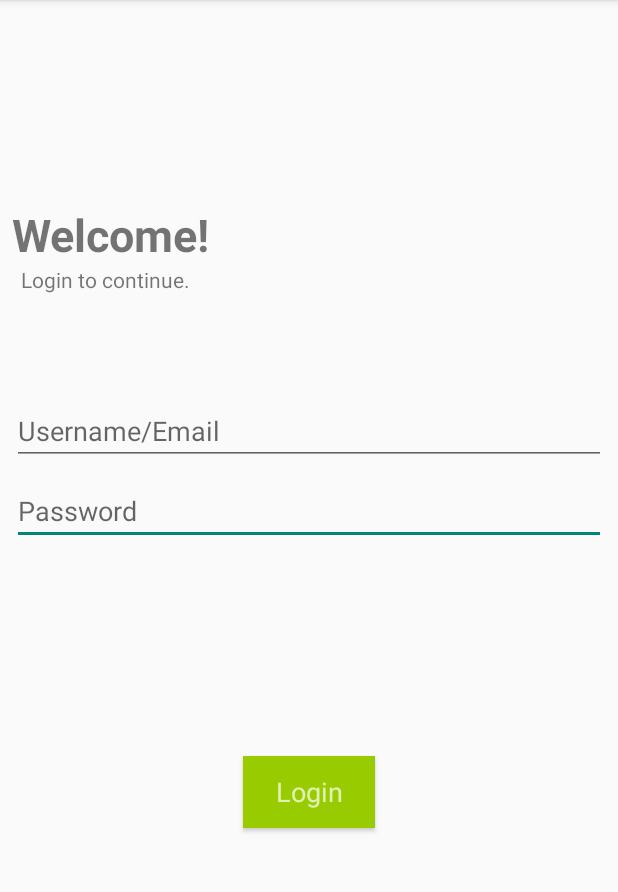
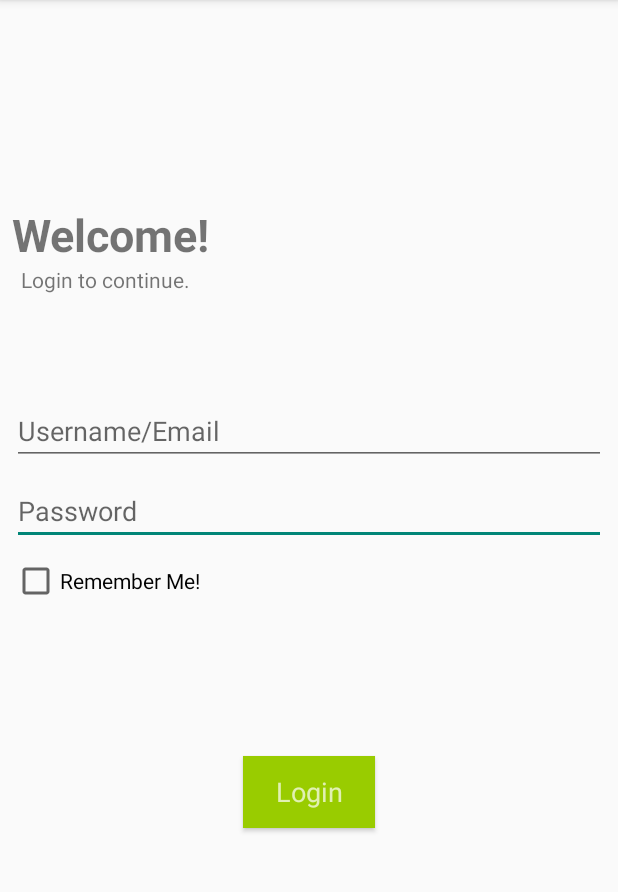
Before and after one commit to Collygon/OsiLifeConnect_ASE, an Android app: the screen it shows after launch (MainActivity), on a phone screen of 412 x 824 dp, the part 84-976 px from its top. Run offline under Robolectric (Android 15) with nearby library versions, the light colour scheme and no system bars.

Commit message:
Application locked for rotation. Logout implemented. User credentials remembered.

```diff
--- a/app/src/main/java/com/example/osilifeconnect_ase/MainActivity.java
+++ b/app/src/main/java/com/example/osilifeconnect_ase/MainActivity.java
@@ -4,14 +4,17 @@
 import android.app.NotificationChannel;
 import android.app.NotificationManager;
 import android.content.Intent;
+import android.content.SharedPreferences;
 import android.os.Build;
 import android.os.Bundle;
 import android.support.v7.app.AppCompatActivity;
 import android.util.Log;
 import android.view.View;
 import android.widget.Button;
+import android.widget.CheckBox;
 import android.widget.EditText;
 import android.widget.TextView;
+import android.widget.Toast;
 
 import com.example.osilifeconnect_ase.DataModels.BloodPressureDataItem;
 import com.example.osilifeconnect_ase.DataModels.WeightScaleDataItem;
@@ -28,17 +31,22 @@
     private TextView alertText;
     private Button loginButton;
     private int loginAttempts = 0;
+    private CheckBox userCheckBox;
+    private SharedPreferences loginPrefs;
+    private static final String PREFS_NAME = "PrefsFile";
 
     @Override
     protected void onCreate(Bundle savedInstanceState) {
-        Log.d("MAIN", "Starting App...");
         super.onCreate(savedInstanceState);
-        Log.d("MAIN", "Setting content view.");
         setContentView(R.layout.activity_main);
-        Log.d("MAIN", "Content set. Initializing.");
         alertText = findViewById(R.id.loginAlertText);
         alertText.setVisibility(View.GONE);
+
+        loginPrefs = getSharedPreferences(PREFS_NAME, MODE_PRIVATE);
+
         initializeComponents();
+
+        retrievePrefs();
         //Login Listener START
         loginButton.setOnClickListener(new View.OnClickListener(){
 
@@ -50,11 +58,31 @@
         //Login Listener END
     }
 
+    private void retrievePrefs() {
+        SharedPreferences retPrefs = getSharedPreferences(PREFS_NAME, MODE_PRIVATE);
+        if(retPrefs.contains("pref_user_name")){
+            String prefUserName = retPrefs.getString("pref_user_name", "not_available");
+            usernameTextField.setText(prefUserName);
+        }
+        if(retPrefs.contains("pref_user_pass")){
+            String prefUserPass = retPrefs.getString("pref_user_pass", "not_available");
+            passwordTextField.setText(prefUserPass);
+        }
+        if(retPrefs.contains("pref_log_check")){
+            boolean prefCheck = retPrefs.getBoolean("pref_log_check", false);
+            userCheckBox.setChecked(prefCheck);
+        }
+
+    }
+
     public void loginMethod(View view){
         if(testCredentials()){
+                checkboxAnalysis();
                 Intent dashIntent = new Intent(this, dashboardActivity.class);
                 Log.d("DASH INTENT", "Intent Generated");
                 notificationPackage.getInstance().loginNotify(this);
+                usernameTextField.getText().clear();
+                getPasswordTextField().getText().clear();
                 startActivity(dashIntent);
         }
         else if(loginAttempts >= 1){
@@ -64,6 +92,20 @@
         else {
             alertText.setVisibility(View.VISIBLE);
             loginAttempts++;
+        }
+    }
+
+    public void checkboxAnalysis(){
+        if(userCheckBox.isChecked()){
+            boolean remCheck = userCheckBox.isChecked();
+            SharedPreferences.Editor prefEdit = loginPrefs.edit();
+            prefEdit.putString("pref_user_name", getEditText(usernameTextField));
+            prefEdit.putString("pref_user_pass", getEditText(passwordTextField));
+            prefEdit.putBoolean("pref_log_check", remCheck);
+            prefEdit.apply();
+            Toast.makeText(this, "User credentials saved.", Toast.LENGTH_SHORT).show();
+        }else{
+            loginPrefs.edit().clear().apply();
         }
     }
 
@@ -79,6 +121,7 @@
         this.usernameTextField = findViewById(R.id.usernameTextField);
         this.passwordTextField = findViewById(R.id.passwordTextField);
         this.loginButton = findViewById(R.id.loginButton);
+        this.userCheckBox = findViewById(R.id.userCheckBox);
         createNotificationChannel();
     }
 
--- a/app/src/main/res/layout-v26/activity_main.xml
+++ b/app/src/main/res/layout-v26/activity_main.xml
@@ -107,4 +107,20 @@
         app:layout_constraintHorizontal_bias="0.01"
         app:layout_constraintStart_toStartOf="parent" />
 
+    <CheckBox
+        android:id="@+id/userCheckBox"
+        android:layout_width="wrap_content"
+        android:layout_height="wrap_content"
+        android:layout_marginStart="8dp"
+        android:layout_marginTop="8dp"
+        android:layout_marginEnd="8dp"
+        android:layout_marginBottom="8dp"
+        android:text="@string/remember_me"
+        app:layout_constraintBottom_toTopOf="@+id/loginButton"
+        app:layout_constraintEnd_toEndOf="parent"
+        app:layout_constraintHorizontal_bias="0.0"
+        app:layout_constraintStart_toStartOf="parent"
+        app:layout_constraintTop_toBottomOf="@+id/passwordTextField"
+        app:layout_constraintVertical_bias="0.0" />
+
 </android.support.constraint.ConstraintLayout>
--- a/app/src/main/res/values/strings.xml
+++ b/app/src/main/res/values/strings.xml
@@ -32,4 +32,5 @@
     <string name="email">Email:</string>
     <string name="no_email_set">No Email Set</string>
     <string name="physician">Physician:</string>
+    <string name="remember_me">Remember Me!</string>
 </resources>
```
Also changed, not shown: app/src/main/java/com/example/osilifeconnect_ase/notificationPackage.java (+5 -5 lines), app/src/main/res/drawable-xhdpi/osilogo.png (renamed from app/src/main/res/drawable-xhdpi/osiLogo.png), app/src/main/res/mipmap-hdpi/ic_launcher.png, app/src/main/res/mipmap-hdpi/ic_launcher_round.png.
